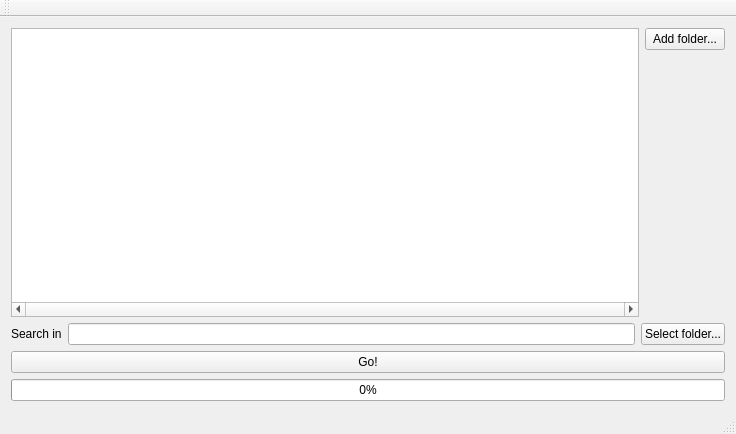
c90adventures/file_backup, file src/mainwindow.ui: the form before one commit.
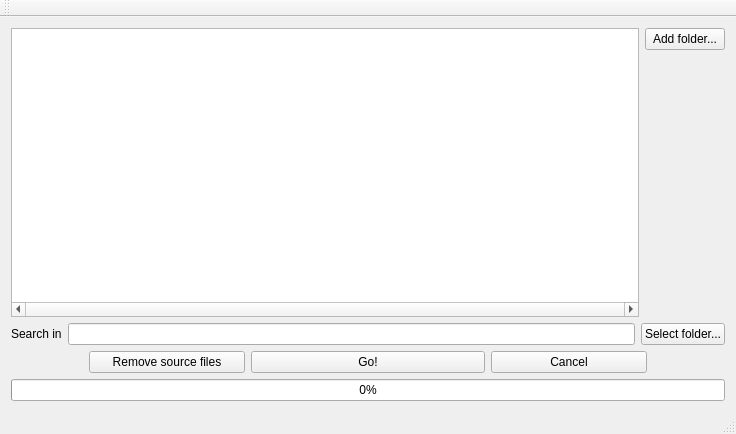
The form after the commit.

```diff
--- a/src/mainwindow.ui
+++ b/src/mainwindow.ui
@@ -64,11 +64,55 @@
      </layout>
     </item>
     <item>
-     <widget class="QPushButton" name="pbGo">
-      <property name="text">
-       <string>Go!</string>
-      </property>
-     </widget>
+     <layout class="QHBoxLayout" name="horizontalLayout" stretch="1,2,3,2,1">
+      <item>
+       <spacer name="horizontalSpacer">
+        <property name="orientation">
+         <enum>Qt::Horizontal</enum>
+        </property>
+        <property name="sizeHint" stdset="0">
+         <size>
+          <width>40</width>
+          <height>20</height>
+         </size>
+        </property>
+       </spacer>
+      </item>
+      <item>
+       <widget class="QPushButton" name="pbClearSourceFiles">
+        <property name="text">
+         <string>Remove source files</string>
+        </property>
+       </widget>
+      </item>
+      <item>
+       <widget class="QPushButton" name="pbGo">
+        <property name="text">
+         <string>Go!</string>
+        </property>
+       </widget>
+      </item>
+      <item>
+       <widget class="QPushButton" name="pbCancel">
+        <property name="text">
+         <string>Cancel</string>
+        </property>
+       </widget>
+      </item>
+      <item>
+       <spacer name="horizontalSpacer_2">
+        <property name="orientation">
+         <enum>Qt::Horizontal</enum>
+        </property>
+        <property name="sizeHint" stdset="0">
+         <size>
+          <width>40</width>
+          <height>20</height>
+         </size>
+        </property>
+       </spacer>
+      </item>
+     </layout>
     </item>
     <item>
      <widget class="QProgressBar" name="progressBar">
```
